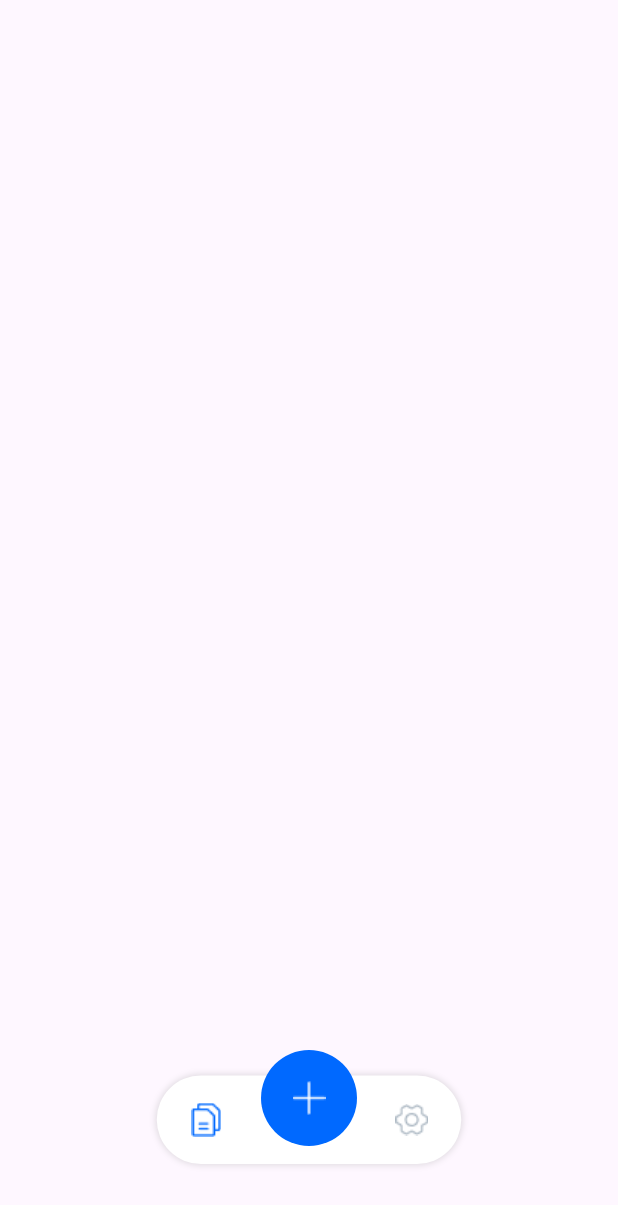
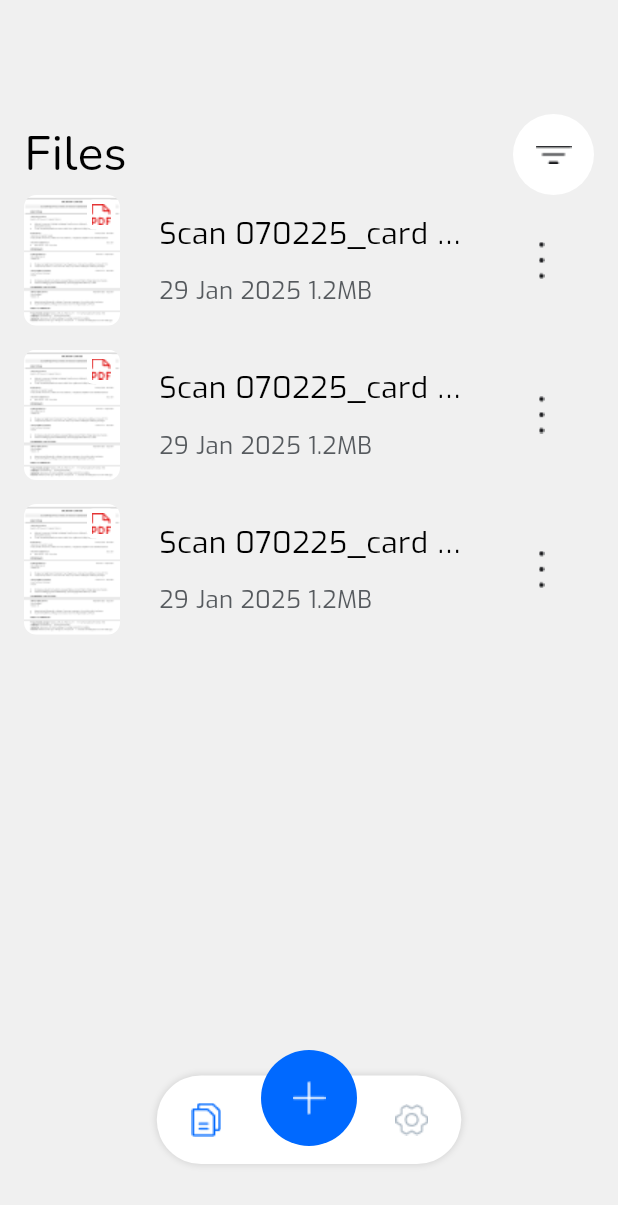
Before and after one commit to Vlad21anon/Scanner-5, a Flutter app: the screen it shows after launch, on a phone screen of 412 x 824 dp. Shown: the top 1205 px of the screen. Run offline on Flutter 3.47's test engine with Material 3 defaults, Android fonts, the phone set to English and light mode, and no system bars; our stand-ins replace camera, permission_handler; generated files the repository leaves out were written again.

Commit message:
add filter for files page

```diff
--- a/lib/app/app_colors.dart
+++ b/lib/app/app_colors.dart
@@ -4,15 +4,18 @@ class AppColors {
   AppColors._();
 
   static const greyIcon = Color(0xFFABB7C2);
+  static const greyText = Color(0xFF565A5E);
   static const blue = Color(0xFF0069FF);
+  static const black = Color(0xFF000000);
+  static const white = Color(0xFFFFFFFF);
+  static const background = Color(0xFFF0F0F0);
 
-  static const white = Color(0xFFFFFFFF);
+
+
   static const red = Color(0xFFFF2A2A);
   static const grey = Color(0xFF9E9E9E);
   static const redDark = Color(0xFF3C0D0D);
   static const green = Color(0xFF00C811);
-  static const black = Color(0xFF000000);
   static const greyDark = Color(0xFF3D3D3D);
-  static const background = Color(0xFF0F0F0F);
   static const orange = Color(0xFFFF4800);
 }
--- a/lib/app/app_text_style.dart
+++ b/lib/app/app_text_style.dart
@@ -5,9 +5,21 @@ import 'app_colors.dart';
 class AppTextStyle {
   AppTextStyle._();
 
-  static TextStyle urbanist69 = TextStyle(
-    fontFamily: 'Urbanist',
-    color: AppColors.white,
-    fontSize: 69,
+  static TextStyle nunito32 = TextStyle(
+    fontFamily: 'Nunito',
+    color: AppColors.black,
+    fontSize: 32,
+  );
+
+  static TextStyle exo20 = TextStyle(
+    fontFamily: 'Exo',
+    color: AppColors.black,
+    fontSize: 20,
+  );
+
+  static TextStyle exo16 = TextStyle(
+    fontFamily: 'Exo',
+    color: AppColors.greyText,
+    fontSize: 16,
   );
 }
--- a/lib/main.dart
+++ b/lib/main.dart
@@ -1,6 +1,9 @@
 import 'package:flutter/material.dart';
 import 'package:camera/camera.dart';
+import 'package:owl_tech_pdf_scaner/app/app_colors.dart';
+import 'package:owl_tech_pdf_scaner/screens/files_page.dart';
 import 'package:owl_tech_pdf_scaner/screens/scan_screen.dart';
+import 'package:owl_tech_pdf_scaner/screens/settings_screen.dart';
 import 'package:owl_tech_pdf_scaner/services/camera_service.dart';
 import 'package:owl_tech_pdf_scaner/widgets/custom_navigation_bar.dart';
 
@@ -20,15 +23,13 @@ class MyApp extends StatelessWidget {
     return MaterialApp(
       title: 'PDF Scanner',
       debugShowCheckedModeBanner: false,
-      home: MainScreen(cameras: cameras),
+      home: MainScreen(),
     );
   }
 }
 
 class MainScreen extends StatefulWidget {
-  final List<CameraDescription> cameras;
-
-  const MainScreen({super.key, required this.cameras});
+  const MainScreen({super.key});
 
   @override
   State<MainScreen> createState() => _MainScreenState();
@@ -37,33 +38,24 @@ class MainScreen extends StatefulWidget {
 class _MainScreenState extends State<MainScreen> {
   int _selectedIndex = 0;
 
-  late List<Widget> _screens = [];
-
-  @override
-  void initState() {
-    _screens = [
-      Scaffold(),
-      ScanScreen(cameraService: CameraService(widget.cameras)),
-      Scaffold(),
-    ];
-    super.initState();
-  }
+  final List<Widget> _screens = [
+    FilesPage(),
+    SettingsScreen(),
+  ];
 
   @override
   Widget build(BuildContext context) {
     return Scaffold(
+      backgroundColor: AppColors.background,
       body: IndexedStack(
         index: _selectedIndex,
         children: _screens,
       ),
-      bottomNavigationBar: Align(
-        alignment: Alignment.bottomCenter,
-        child: Padding(
-          padding: EdgeInsets.only(bottom: 48),
-          child: CustomNavigationBar(
-            currentIndex: _selectedIndex,
-            onTap: (index) => setState(() => _selectedIndex = index),
-          ),
+      bottomNavigationBar: Padding(
+        padding: EdgeInsets.only(bottom: 48),
+        child: CustomNavigationBar(
+          currentIndex: _selectedIndex,
+          onTap: (index) => setState(() => _selectedIndex = index),
         ),
       ),
     );
--- a/lib/models/scan_file.dart
+++ b/lib/models/scan_file.dart
@@ -1,10 +1,10 @@
-
 class ScanFile {
   final String id;
   final String name;
   final DateTime created;
   final double size;
   final String path;
+  final bool isSelected;
 
   ScanFile({
     required this.id,
@@ -12,5 +12,46 @@ class ScanFile {
     required this.created,
     required this.size,
     required this.path,
+    this.isSelected = false,
   });
+
+  ScanFile copyWith({
+    String? id,
+    String? name,
+    DateTime? created,
+    double? size,
+    String? path,
+    bool? isSelected,
+  }) {
+    return ScanFile(
+      id: id ?? this.id,
+      name: name ?? this.name,
+      created: created ?? this.created,
+      size: size ?? this.size,
+      path: path ?? this.path,
+      isSelected: isSelected ?? this.isSelected,
+    );
+  }
+
+  Map<String, dynamic> toJson() {
+    return {
+      'id': id,
+      'name': name,
+      'created': created.toIso8601String(),
+      'size': size,
+      'path': path,
+      'isSelected': isSelected,
+    };
+  }
+
+  factory ScanFile.fromJson(Map<String, dynamic> json) {
+    return ScanFile(
+      id: json['id'],
+      name: json['name'],
+      created: DateTime.parse(json['created']),
+      size: (json['size'] as num).toDouble(),
+      path: json['path'],
+      isSelected: json['isSelected'] ?? false,
+    );
+  }
 }
--- a/lib/screens/files_page.dart
+++ b/lib/screens/files_page.dart
@@ -0,0 +1,280 @@
+import 'package:flutter/material.dart';
+import 'package:owl_tech_pdf_scaner/app/app_colors.dart';
+import 'package:owl_tech_pdf_scaner/app/app_text_style.dart';
+import 'package:owl_tech_pdf_scaner/gen/assets.gen.dart';
+import 'package:owl_tech_pdf_scaner/models/scan_file.dart';
+
+import '../widgets/custom_circular_button.dart';
+import '../widgets/file_card.dart';
+
+class FilesPage extends StatefulWidget {
+  const FilesPage({super.key});
+
+  @override
+  State<FilesPage> createState() => _FilesPageState();
+}
+
+class _FilesPageState extends State<FilesPage> {
+  bool isSelectedMode = false;
+
+  final List<ScanFile> files = [
+    ScanFile(
+      name: 'Scan 070225_card activdsfsdf',
+      id: '',
+      created: DateTime.now(),
+      size: 1.2,
+      path: '12212',
+    ),
+    ScanFile(
+      name: 'Scan 070225_card activsdfsdfsdfsdf',
+      id: '',
+      created: DateTime.now(),
+      size: 1.2,
+      path: '12212',
+    ),
+    ScanFile(
+      name: 'Scan 070225_card activsdfsdf',
+      id: '',
+      created: DateTime.now(),
+      size: 1.2,
+      path: '12212',
+    ),
+  ];
+
+  @override
+  Widget build(BuildContext context) {
+    return Column(
+      children: [
+        SizedBox(height: 60),
+        SizedBox(height: 16),
+        Padding(
+          padding: EdgeInsets.symmetric(horizontal: 16),
+          child: Row(
+            mainAxisAlignment: MainAxisAlignment.spaceBetween,
+            children: [
+              Text('Files', style: AppTextStyle.nunito32),
+              Row(
+                children: [
+                  if (isSelectedMode)
+                    Row(
+                      children: [
+                        CustomCircularButton(
+                          onTap: () {
+                            setState(() {
+                              files.removeWhere((file) => file.isSelected);
+                              isSelectedMode = files.any(
+                                (file) => file.isSelected,
+                              );
+                            });
+                          },
+                          child:
+                              Assets.images.delete.image(width: 24, height: 24),
+                        ),
+                        SizedBox(width: 8),
+                      ],
+                    ),
+                  CustomCircularButton(
+                    onTap: () {
+                      showDialog(
+                        context: context,
+                        barrierColor: Colors.transparent,
+                        builder: (context) => Stack(
+                          children: [
+                            Positioned(
+                              right: 16,
+                              top: 137,
+                              child: Material(
+                                color: Colors.transparent,
+                                child: FilterPopup(),
+                              ),
+                            ),
+                          ],
+                        ),
+                      );
+                    },
+                    child: Assets.images.filter.image(width: 24, height: 12),
+                  ),
+                ],
+              ),
+            ],
+          ),
+        ),
+        Expanded(
+          child: Padding(
+            padding: EdgeInsets.symmetric(horizontal: 16),
+            child: files.isEmpty
+                ? Center(
+                    child: Column(
+                      mainAxisAlignment: MainAxisAlignment.center,
+                      children: [
+                        Assets.images.imagePhotoroom.image(
+                          width: 261,
+                          height: 217,
+                        ),
+                        SizedBox(height: 8),
+                        Text(
+                          "Oops, nothing here yet!\nTap \"+\" to add something new!",
+                          style: AppTextStyle.exo16,
+                          textAlign: TextAlign.center,
+                        ),
+                      ],
+                    ),
+                  )
+                : ListView.separated(
+                    itemBuilder: (context, index) {
+                      return FileCard(
+                        file: files[index],
+                        onTap: () {
+                          if (isSelectedMode) {
+                            setState(() {
+                              files[index] = files[index].copyWith(
+                                  isSelected: !files[index].isSelected);
+                              isSelectedMode =
+                                  files.any((file) => file.isSelected);
+                            });
+                          } else {
+                            // navigateToFile(files[index]);
+                          }
+                        },
+                        onLongPress: () {
+                          setState(() {
+                            files[index] =
+                                files[index].copyWith(isSelected: true);
+                            isSelectedMode = true;
+                          });
+                        },
+                        isSelectedMode: isSelectedMode,
+                      );
+                    },
+                    itemCount: files.length,
+                    separatorBuilder: (BuildContext context, int index) {
+                      return SizedBox(height: 16);
+                    },
+                  ),
+          ),
+        ),
+      ],
+    );
+  }
+}
+
+class FilterPopup extends StatefulWidget {
+  const FilterPopup({super.key});
+
+  @override
+  State<FilterPopup> createState() => _FilterPopupState();
+}
+
+class _FilterPopupState extends State<FilterPopup> {
+  String nameFilter = "A to Z";
+  String dateFilter = "New files";
+
+  @override
+  Widget build(BuildContext context) {
+    return Container(
+      width: 260,
+      height: 317,
+      padding: EdgeInsets.all(16),
+      decoration: BoxDecoration(
+        color: Colors.white,
+        borderRadius: BorderRadius.circular(18),
+        boxShadow: [
+          BoxShadow(
+            color: Colors.grey.withValues(alpha: 0.3),
+            spreadRadius: 1,
+            blurRadius: 3,
+            offset: Offset(0, 0),
+          )
+        ],
+      ),
+      child: SingleChildScrollView(
+        child: Column(
+          mainAxisSize: MainAxisSize.min,
+          crossAxisAlignment: CrossAxisAlignment.start,
+          children: [
+            Row(
+              children: [
+                Text(
+                  "Filter",
+                  style: AppTextStyle.exo20.copyWith(fontSize: 24),
+                ),
+                const Spacer(),
+                Assets.images.filter.image(width: 24, height: 12),
+              ],
+            ),
+            const SizedBox(height: 16),
+            Text("Name", style: AppTextStyle.exo20),
+            const SizedBox(height: 12),
+            CustomRadioList(
+              title: "A to Z",
+              value: "A to Z",
+              groupValue: nameFilter,
+              onChanged: (value) => setState(() => nameFilter = value!),
+            ),
+            const SizedBox(height: 8),
+            CustomRadioList(
+              title: "Z to A",
+              value: "Z to A",
+              groupValue: nameFilter,
+              onChanged: (value) => setState(() => nameFilter = value!),
+            ),
+            const SizedBox(height: 16),
+            Text("Date", style: AppTextStyle.exo20),
+            const SizedBox(height: 12),
+            CustomRadioList(
+              title: "New files",
+              value: "New files",
+              groupValue: dateFilter,
+              onChanged: (value) => setState(() => dateFilter = value!),
+            ),
+            const SizedBox(height: 8),
+            CustomRadioList(
+              title: "Old files",
+              value: "Old files",
+              groupValue: dateFilter,
+              onChanged: (value) => setState(() => dateFilter = value!),
+            ),
+          ],
+        ),
+      )
+    );
+  }
+}
+
+class CustomRadioList extends StatelessWidget {
+  const CustomRadioList({
+    super.key,
+    required this.title,
+    required this.value,
+    required this.groupValue,
+    this.onChanged,
+  });
+
+  final String title;
+  final String value;
+  final String? groupValue;
+  final ValueChanged<String?>? onChanged;
+
+  @override
+  Widget build(BuildContext context) {
+    final isSelected = value == groupValue;
+
+    return GestureDetector(
+      behavior: HitTestBehavior.opaque,
+      onTap: onChanged != null ? () => onChanged!(value) : null,
+      child: Row(
+        mainAxisAlignment: MainAxisAlignment.spaceBetween,
+        children: [
+          Text(title, style: AppTextStyle.exo16),
+          SizedBox(
+            width: 32,
+            height: 32,
+            child: isSelected
+                ? Assets.images.circleBorderBold.image(width: 24, height: 24)
+                : Assets.images.circleBorderless.image(width: 24, height: 24),
+          ),
+        ],
+      ),
+    );
+  }
+}
--- /dev/null
+++ b/lib/widgets/custom_circular_button.dart
@@ -0,0 +1,28 @@
+import 'package:flutter/material.dart';
+
+import '../app/app_colors.dart';
+
+class CustomCircularButton extends StatelessWidget {
+  final Color? color;
+  final Widget? child;
+  final VoidCallback onTap;
+
+  const CustomCircularButton(
+      {super.key, this.color, this.child, required this.onTap});
+
+  @override
+  Widget build(BuildContext context) {
+    return GestureDetector(
+      onTap: onTap,
+      child: Container(
+        width: 54,
+        height: 54,
+        decoration: BoxDecoration(
+          shape: BoxShape.circle,
+          color: color ?? AppColors.white,
+        ),
+        child: child,
+      ),
+    );
+  }
+}
--- /dev/null
+++ b/lib/widgets/file_card.dart
@@ -0,0 +1,104 @@
+import 'package:flutter/material.dart';
+import 'package:intl/intl.dart';
+
+import '../app/app_colors.dart';
+import '../app/app_text_style.dart';
+import '../gen/assets.gen.dart';
+import '../models/scan_file.dart';
+
+class FileCard extends StatelessWidget {
+  final ScanFile file;
+  final VoidCallback onTap;
+  final VoidCallback onLongPress;
+  final bool isSelectedMode;
+
+  const FileCard({
+    super.key,
+    required this.file,
+    required this.onTap,
+    required this.onLongPress,
+    required this.isSelectedMode,
+  });
+
+  @override
+  Widget build(BuildContext context) {
+    return GestureDetector(
+      onTap: onTap,
+      onLongPress: onLongPress,
+      child: Row(
+        mainAxisAlignment: MainAxisAlignment.spaceBetween,
+        children: [
+          SizedBox(
+            width: 64,
+            height: 87,
+            child: Stack(
+              children: [
+                ClipRRect(
+                  borderRadius: BorderRadius.circular(8),
+                  child: Assets.images.fileImage.image(fit: BoxFit.cover),
+                ),
+                Positioned(
+                  top: 3,
+                  right: 3,
+                  child: Container(
+                    width: 19,
+                    height: 20,
+                    decoration: BoxDecoration(
+                      color: AppColors.white,
+                      borderRadius: BorderRadius.circular(4),
+                    ),
+                    padding: EdgeInsets.all(3),
+                    child: Assets.images.pdfIcon.image(
+                      fit: BoxFit.cover,
+                    ),
+                  ),
+                ),
+              ],
+            ),
+          ),
+          SizedBox(width: 26),
+          Expanded(
+            child: Column(
+              crossAxisAlignment: CrossAxisAlignment.start,
+              children: [
+                Text(
+                  file.name,
+                  style: AppTextStyle.exo20,
+                  overflow: TextOverflow.ellipsis,
+                ),
+                SizedBox(height: 12),
+                Text(
+                  '${DateFormat('dd MMM yyyy').format(file.created)} ${file.size.toStringAsFixed(1)}MB',
+                  style: AppTextStyle.exo16,
+                  overflow: TextOverflow.ellipsis,
+                ),
+              ],
+            ),
+          ),
+          SizedBox(width: 26),
+          GestureDetector(
+            onTap: () {},
+            child: SizedBox(
+              height: 54,
+              width: 54,
+              child: Assets.images.menu.image(width: 3, height: 24),
+            ),
+          ),
+          SizedBox(width: 8),
+          if (isSelectedMode)
+            file.isSelected
+                ? Assets.images.circleBlue.image(
+                    width: 24,
+                    height: 24,
+                    fit: BoxFit.cover,
+                  )
+                : Assets.images.circleBorderless.image(
+                    width: 24,
+                    height: 24,
+                    fit: BoxFit.cover,
+                  ),
+        ],
+      ),
+    );
+  }
+}
--- a/pubspec.yaml
+++ b/pubspec.yaml
@@ -41,6 +41,7 @@ dependencies:
   permission_handler: ^11.3.1
   camera: ^0.11.1
   image_picker: ^1.1.2
+  intl: ^0.18.1
 
 dev_dependencies:
   flutter_test:
@@ -94,6 +95,11 @@ flutter:
         - asset: assets/fonts/Nunito-Regular.ttf
         - asset: assets/fonts/Nunito-Bold.ttf
         - asset: assets/fonts/Nunito-Italic.ttf
+    - family: Exo
+      fonts:
+        - asset: assets/fonts/Exo-Regular.ttf
+        - asset: assets/fonts/Exo-Bold.ttf
+        - asset: assets/fonts/Exo-Italic.ttf
   # fonts:
   #   - family: Schyler
   #     fonts:
```
Also changed, not shown: lib/screens/scan_screen.dart (+3 -91 lines), assets/fonts/Exo-Bold.ttf (added), assets/fonts/Exo-Italic.ttf (added), assets/fonts/Exo-Regular.ttf (added), assets/images/file_image.png (added), assets/images/pdf_icon.png, pubspec.lock.
